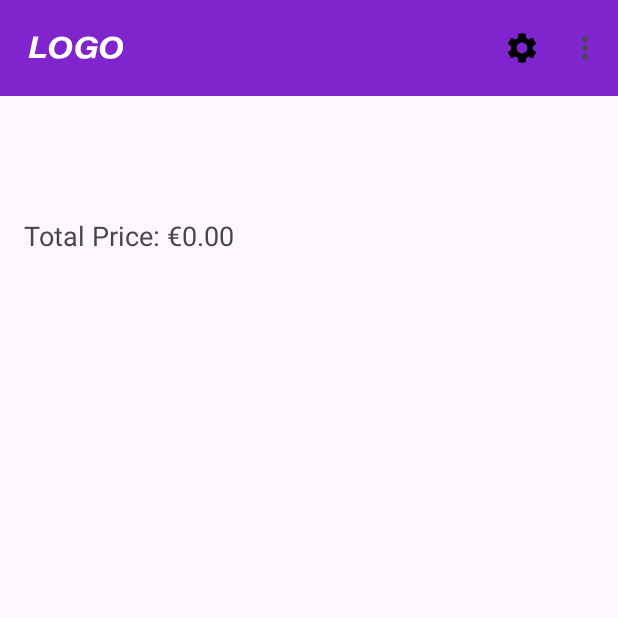
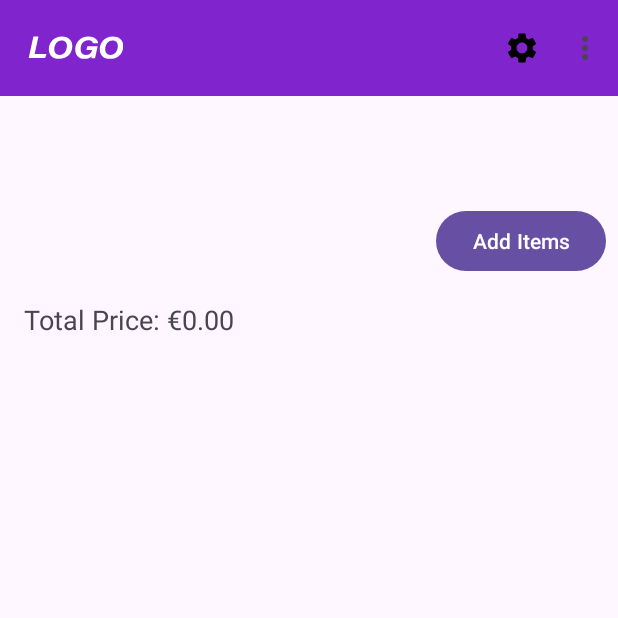
Before and after one commit to StephenHughesUni/WardrobeBuddy, an Android app: the CollectionDetailActivity screen opened directly, with no data from a screen before it, on a phone screen of 412 x 824 dp, the top half of it. Run offline under Robolectric (Android 15) with nearby library versions, the phone set to English and light mode, and no system bars; our stand-ins replace Firebase (no records; nobody signed in at launch, a user with empty details on screens opened directly); pictures from the network do not load.

Commit message:
Adding a new item to an existing Outfit functionality

```diff
--- a/app/src/main/java/com/example/wardrobebuddy/com/firebaseauth/CollectionDetailActivity.java
+++ b/app/src/main/java/com/example/wardrobebuddy/com/firebaseauth/CollectionDetailActivity.java
@@ -7,6 +7,7 @@ import android.util.Log;
 import android.view.Menu;
 import android.view.MenuInflater;
 import android.view.MenuItem;
+import android.widget.Button;
 import android.widget.TextView;
 
 import androidx.annotation.NonNull;
@@ -35,6 +36,8 @@ public class CollectionDetailActivity extends AppCompatActivity {
     private String collectionName; // The collection name
     private FirebaseAuth auth; // Firebase authentication instance
 
+    private Button addItemsButton;
+
     @SuppressLint("LongLogTag")
     @Override
     protected void onCreate(Bundle savedInstanceState) {
@@ -62,13 +65,21 @@ public class CollectionDetailActivity extends AppCompatActivity {
 
         collectionNameTextView = findViewById(R.id.collectionNameTextView);
         totalPriceTextView = findViewById(R.id.totalPriceTextView);
+        addItemsButton = findViewById(R.id.addItemsButton);
 
         // Check for null to avoid runtime exceptions
-        if (collectionNameTextView != null && totalPriceTextView != null) {
+        if (collectionNameTextView != null && totalPriceTextView != null && addItemsButton != null) {
             collectionNameTextView.setText(collectionName); // Set the collection name
             fetchCollectionItems(); // Fetch the items for the collection
+
+            addItemsButton.setOnClickListener(v -> {
+                // Intent to start ItemSelectionActivity
+                Intent intent = new Intent(CollectionDetailActivity.this, ItemSelectionActivity.class);
+                intent.putExtra("collectionName", collectionName);
+                startActivity(intent);
+            });
         } else {
-            Log.e("CollectionDetailActivity", "TextViews not found in layout");
+            Log.e("CollectionDetailActivity", "One or more UI elements not found in layout");
         }
     }
 
@@ -132,6 +143,13 @@ public class CollectionDetailActivity extends AppCompatActivity {
         });
     }
 
+    @Override
+    protected void onResume() {
+        super.onResume();
+        fetchCollectionItems(); // Refetch collections to reflect any changes made while this activity was paused/inactive.
+    }
+
+
     @SuppressLint("LongLogTag")
     private double parsePrice(String priceStr) {
         try {
--- a/app/src/main/res/layout/activity_collection_detail_recycler.xml
+++ b/app/src/main/res/layout/activity_collection_detail_recycler.xml
@@ -14,6 +14,7 @@
         android:elevation="4dp"
         app:titleTextColor="@color/white"/>
 
+
     <TextView
         android:id="@+id/collectionNameTextView"
         android:layout_width="match_parent"
@@ -23,6 +24,16 @@
         android:textSize="24sp"
         android:gravity="center_horizontal"
         android:textStyle="bold"/>
+
+    <Button
+        android:id="@+id/addItemsButton"
+        android:layout_width="wrap_content"
+        android:layout_height="wrap_content"
+        android:text="Add Items"
+        android:layout_marginTop="8dp"
+        android:layout_marginEnd="8dp"
+        android:layout_gravity="end"/>
+
 
     <TextView
         android:id="@+id/totalPriceTextView"
```
Also changed, not shown: app/src/main/AndroidManifest.xml (+9 -0 lines), app/src/main/java/com/example/wardrobebuddy/com/firebaseauth/CollectionAdapter.java (+11 -0 lines), app/src/main/java/com/example/wardrobebuddy/com/firebaseauth/CollectionOverviewActivity.java (+7 -0 lines), app/src/main/java/com/example/wardrobebuddy/com/firebaseauth/ItemSelectionActivity.java (added, +84 -0 lines), app/src/main/res/layout/item_collection_detail.xml (+10 -0 lines), app/src/main/res/layout/item_select_layout.xml (added, +19 -0 lines).
